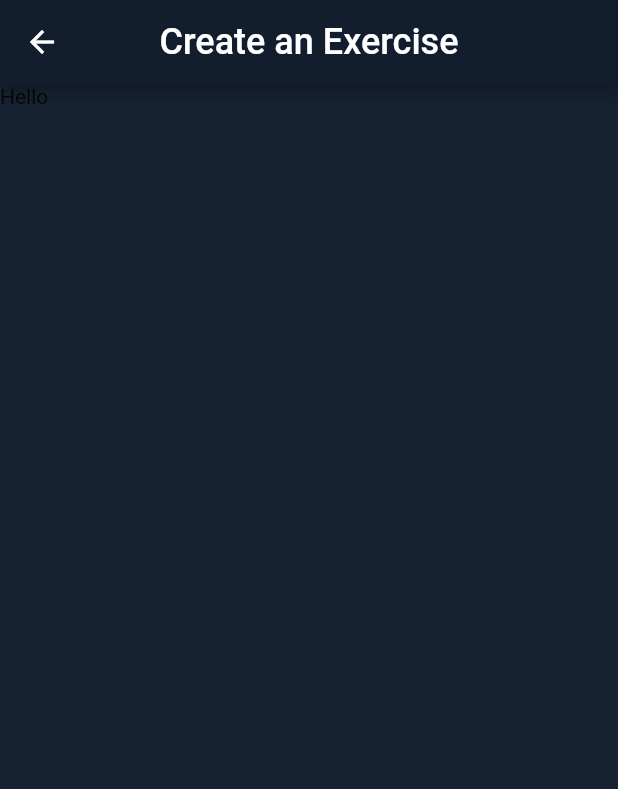
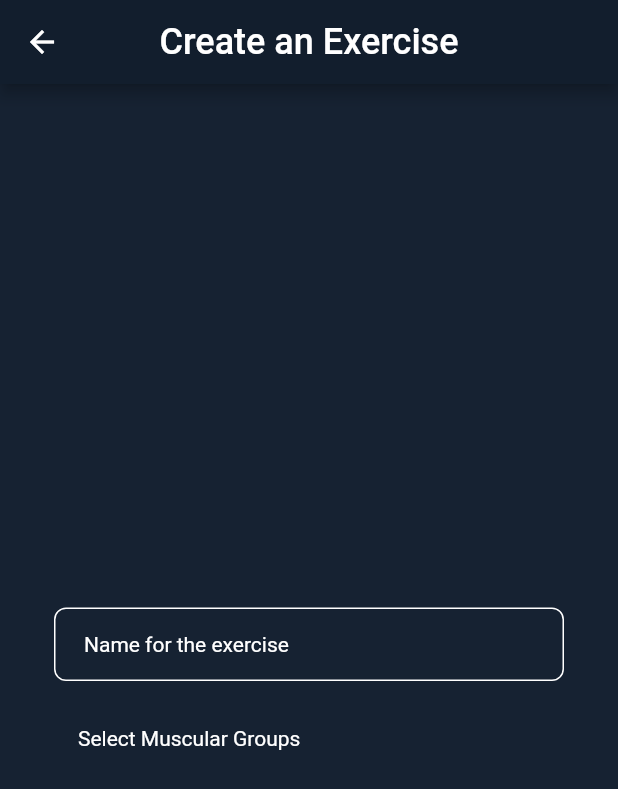
Before and after one commit to marc-doblefilo/feeltheburn-frontend, a Flutter app: the screen it shows after launch, in the side drawer, after a tap on "Create an Exercise", on a phone screen of 412 x 824 dp. Shown: the top 789 px of the screen. Run offline on Flutter 3.47's test engine with Material 2 defaults, Android fonts, the phone set to English and light mode, and no system bars; network calls fail; Roboto replaces fonts that are missing (Cairo).

Commit message:
Changes in UI and added muscularGroupDialog

```diff
--- a/lib/database.dart
+++ b/lib/database.dart
@@ -1,5 +1,8 @@
 class Database{
-  List<String> muscularGroups = ["Full Body", "Legs", "Shoulders", "Chest and Triceps", "Back and Biceps", "Core"];
+  List<String> muscularGroups = [
+    "Full Body", "Triceps", "Chest", "Legs", "Buttocks", "Calfs", "Femoral", "Quadriceps", "Biceps",
+    "Forearms", "Lats", "Shoulders", "Trapezius", "Core", "Lumbar", "Obliques"
+  ];
 
   List<String> getMuscularGroups() {
     return muscularGroups;
--- a/lib/ui/pages/create-exercise.page.dart
+++ b/lib/ui/pages/create-exercise.page.dart
@@ -1,5 +1,7 @@
 import 'package:flutter/material.dart';
 import 'package:feeltheburn/ui/widget/app-bar.widget.dart';
+import 'package:feeltheburn/util/colors.dart';
+import 'package:feeltheburn/ui/widget/muscular-group-dialog.widget.dart';
 
 class CreateExerciseScreen extends StatefulWidget {
   @override
@@ -10,15 +12,53 @@ class _CreateExerciseScreenState extends State<CreateExerciseScreen> {
   final nameField = TextField(
     obscureText: false,
     decoration: InputDecoration(
+      contentPadding: EdgeInsets.fromLTRB(20.0, 15.0, 20.0, 15.0),
       hintText: "Name for the exercise",
+      hintStyle: TextStyle(
+        fontSize: 14.0,
+        color: TextColor,
+      ),
+      enabledBorder: OutlineInputBorder(
+        borderSide: BorderSide(color: white),
+        borderRadius: BorderRadius.circular(8.0),
+      ),
+      border: OutlineInputBorder(borderRadius: BorderRadius.circular(8.0)),
     ),
+  );
+
+  final muscularGroupsField = ListTile(
+    title: Text(
+      "Select Muscular Groups",
+      style: TextStyle(
+        fontSize: 14.0,
+        color: TextColor,
+      ),
+    ),
+    onTap: () {},
   );
 
   @override
   Widget build(BuildContext context) {
     return Scaffold(
       appBar: mainAppBar("Create an Exercise"),
-      body: Text("Hello"),
+      body: Center(
+        child: Container(
+          color: BackgroundColor,
+          child: Padding(
+            padding: const EdgeInsets.all(36.0),
+            child: Column(
+              crossAxisAlignment: CrossAxisAlignment.center,
+              mainAxisAlignment: MainAxisAlignment.center,
+              children: <Widget>[
+                SizedBox(height: 45.0),
+                nameField,
+                SizedBox(height: 10.0),
+                muscularGroupsField,
+              ],
+            ),
+          ),
+        ),
+      ),
     );
   }
 }
--- a/lib/ui/widget/main-drawer.widget.dart
+++ b/lib/ui/widget/main-drawer.widget.dart
@@ -35,7 +35,6 @@ Widget mainDrawer(BuildContext context) {
             tileColor: BackgroundColor,
             selectedTileColor: SelectedButtonBackgroundColor,
             onTap: () {
-              Navigator.pop(context);
               Navigator.push(
                 context,
                 MaterialPageRoute(builder: (context) => CreateExerciseScreen()),
--- /dev/null
+++ b/lib/ui/widget/muscular-group-dialog.widget.dart
@@ -0,0 +1,7 @@
+import 'package:flutter/material.dart';
+
+Widget muscularGroupsDialogMenu() {
+  return AlertDialog(
+    title: Text("Select")
+  );
+}
--- a/lib/util/colors.dart
+++ b/lib/util/colors.dart
@@ -1,6 +1,14 @@
 import 'package:flutter/material.dart';
 
+// HEADERS & BACKGROUNDS
+const HeaderColor = Color.fromRGBO(18, 30, 45, 1);
 const BackgroundColor = Color.fromRGBO(22, 34, 50, 1);
-const SelectedButtonBackgroundColor = Color.fromRGBO(35, 51, 72, 1);
+
+// BUTTONS
+const SelectedButtonBackgroundColor = Color.fromRGBO(52, 75, 106, 1);
+
+// TEXTS
 const TextColor = Color(0xFFFFFFFF);
-const HeaderColor = Color.fromRGBO(18, 30, 45, 1);
+
+// COLORS
+const white = Colors.white;
```
